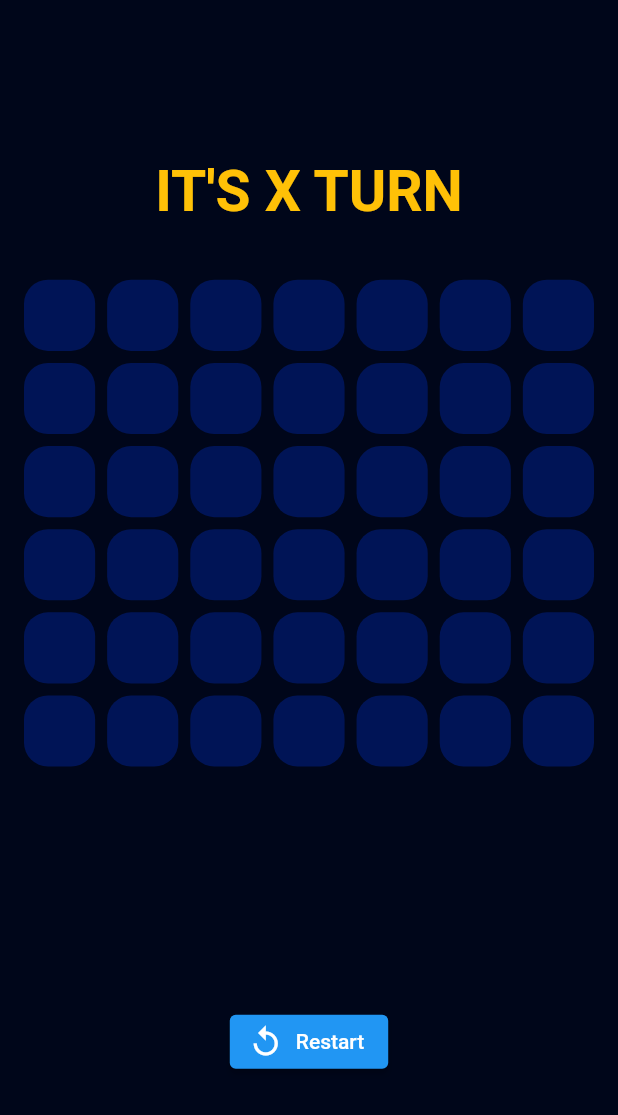
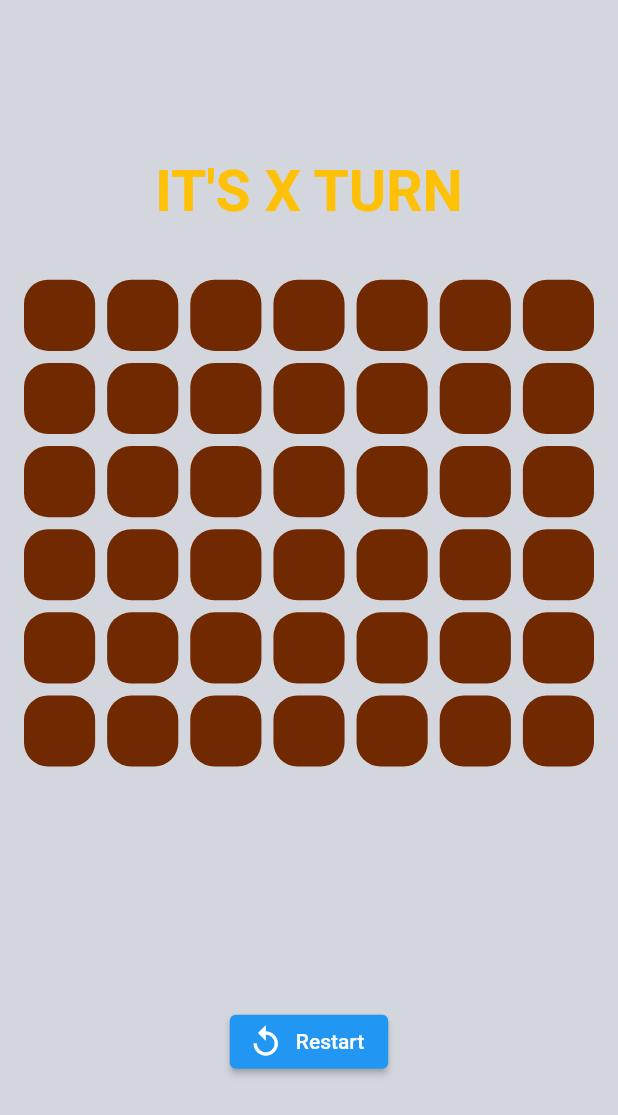
Before and after one commit to Obada-Badee/Four_in_a_Row, a Flutter app: the screen it shows after launch, on a phone screen of 412 x 824 dp. Shown: the top 1115 px of the screen. Run offline on Flutter 3.47's test engine with Material 2 defaults, Android fonts, the light colour scheme and no system bars.

Commit message:
Theme Changes

```diff
--- a/lib/screens/game_screen.dart
+++ b/lib/screens/game_screen.dart
@@ -30,9 +30,6 @@ class _GameScreenState extends State<GameScreen> {
     // TODO: implement initState
     super.initState();
     game.board = Game.initGameBoard();
-    print(game.board);
-    print(rowFilled);
-    print(gameScoreBoard);
   }
 
   @override
@@ -77,8 +74,6 @@ class _GameScreenState extends State<GameScreen> {
                             setState(() {
                               game.board![chosenIndex] = lastValue;
                               rowFilled[chosenCol]--;
-                              print(rowFilled);
-                              print(chosenRow);
                               turn++;
                               gameOver = game.winnerCheck(lastValue, chosenRow,
                                   chosenCol, gameScoreBoard);
@@ -111,7 +106,7 @@ class _GameScreenState extends State<GameScreen> {
                         game.board![index],
                         style: TextStyle(
                           color: game.board![index] == "X"
-                              ? Colors.blue
+                              ? Colors.black
                               : Colors.pink,
                           fontSize: 32.0,
                         ),
--- a/lib/ui/theme/color.dart
+++ b/lib/ui/theme/color.dart
@@ -1,7 +1,7 @@
 import 'package:flutter/material.dart';
 
 class MainColor {
-  static Color primaryColor = const Color(0xFF00061a);
-  static Color secondryColor = const Color(0xFF001456);
+  static Color primaryColor = Color.fromARGB(45, 12, 21, 67);
+  static Color secondryColor = const Color(0xFE702800);
   static Color accentColor = const Color(0xFF4169e8);
 }
```
Also changed, not shown: 1 other file.
